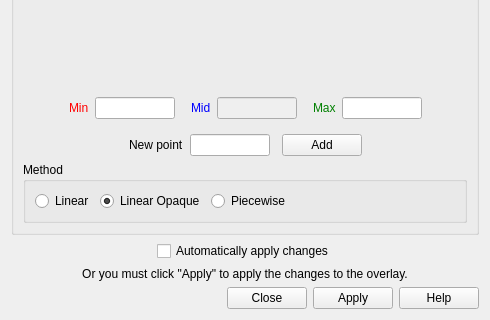
Old version of the form freeview/WindowConfigureOverlay.ui in the repository freesurfer/freesurfer; both pictures show x 0 to 490 and y 403 to 723 of the 490 by 723 pixel window.
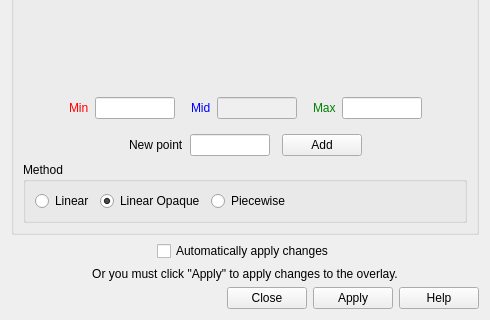
New version of the form. Custom widgets are drawn as their Qt base class.

The edit to the form file:
```diff
--- a/freeview/WindowConfigureOverlay.ui
+++ b/freeview/WindowConfigureOverlay.ui
@@ -571,7 +571,7 @@
    <item>
     <widget class="QLabel" name="label_4">
      <property name="text">
-      <string>Or you must click &quot;Apply&quot; to apply the changes to the overlay.</string>
+      <string>Or you must click &quot;Apply&quot; to apply changes to the overlay.</string>
      </property>
      <property name="alignment">
       <set>Qt::AlignCenter</set>
```
